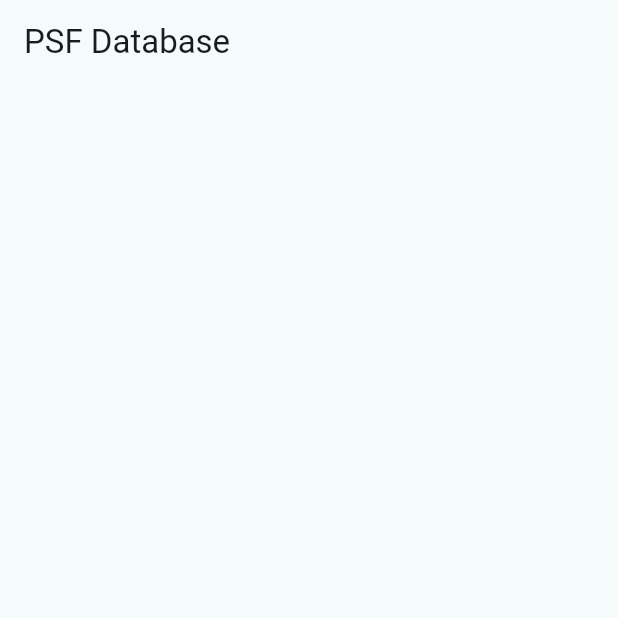
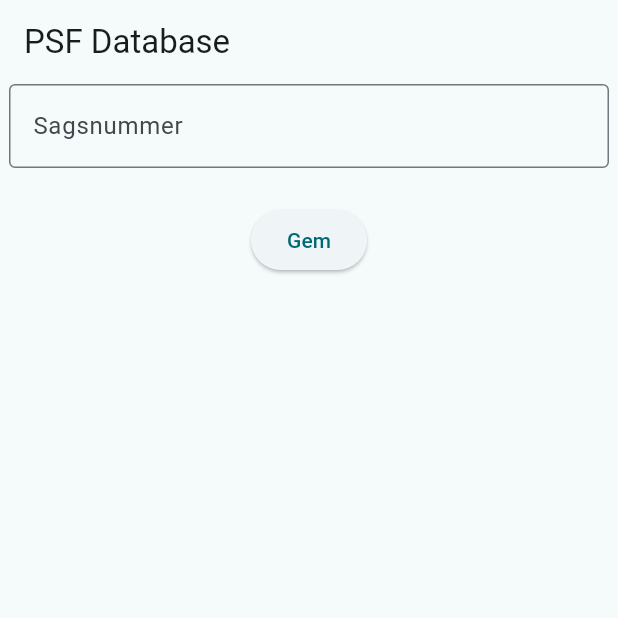
Before and after one commit to abeldenius/psd_db, a Flutter app: the screen it shows after launch, on a phone screen of 412 x 824 dp, the top half of it. Run offline on Flutter 3.47's test engine with Material 2 defaults, Android fonts, the light colour scheme and no system bars; Roboto replaces fonts that are missing (IBM).

Commit message:
Adding TextFields in order to store data

```diff
--- a/lib/main.dart
+++ b/lib/main.dart
@@ -23,14 +23,13 @@ class MyApp extends StatelessWidget {
           useMaterial3: true,
           fontFamily: "IBM"),
       debugShowCheckedModeBanner: false,
-      home: const MyHomePage(title: 'PSF Database'),
+      home: MyHomePage(title: 'PSF Database'),
     );
   }
 }
 
 class MyHomePage extends StatefulWidget {
-  const MyHomePage({super.key, required this.title});
-
+  MyHomePage({super.key, required this.title});
   final String title;
 
   @override
@@ -38,6 +37,12 @@ class MyHomePage extends StatefulWidget {
 }
 
 class _MyHomePageState extends State<MyHomePage> {
+  final _formKey = GlobalKey<FormState>();
+  final TextEditingController _controller = TextEditingController();
+  void dispose() {
+    _controller.dispose();
+  }
+
   @override
   Widget build(BuildContext context) {
     return Scaffold(
@@ -45,17 +50,46 @@ class _MyHomePageState extends State<MyHomePage> {
         title: Text(widget.title),
       ),
       body: Center(
+          child: Form(
+        key: _formKey,
         child: Column(
-          mainAxisAlignment: MainAxisAlignment.center,
-          children: <Widget>[
-            const Spacer(),
-            Container(
-              padding: const EdgeInsets.only(bottom: 50.0),
-              width: 600,
+          children: [
+            FormField<String>(
+              // Initialize FormField value.
+              initialValue: '',
+              // Provide a builder function to create your custom widget.
+              builder: (FormFieldState<String> state) {
+                return Container(
+                  width: 400,
+                  height: 60,
+                  child: TextField(
+                    controller: _controller,
+                    decoration: InputDecoration(
+                      border: const OutlineInputBorder(),
+                      labelText: 'Sagsnummer',
+                      errorText: state.hasError ? state.errorText : null,
+                    ),
+                  ),
+                );
+              },
+            ),
+            const SizedBox(
+              height: 20,
+            ),
+            ElevatedButton(
+              onPressed: () {
+                if (_formKey.currentState!.validate()) {
+                  ScaffoldMessenger.of(context).showSnackBar(
+                    const SnackBar(content: Text('Processing Data')),
+                  );
+                  print(_controller.text);
+                }
+              },
+              child: const Text('Gem'),
             ),
           ],
         ),
-      ),
+      )),
     );
   }
 }
```
